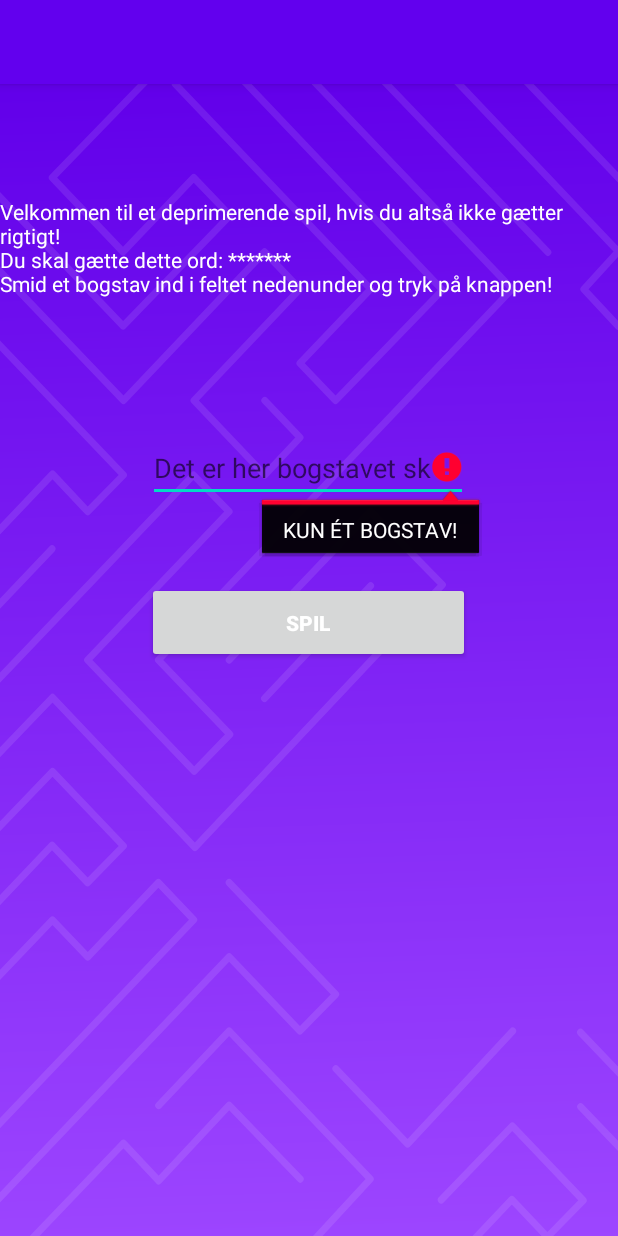
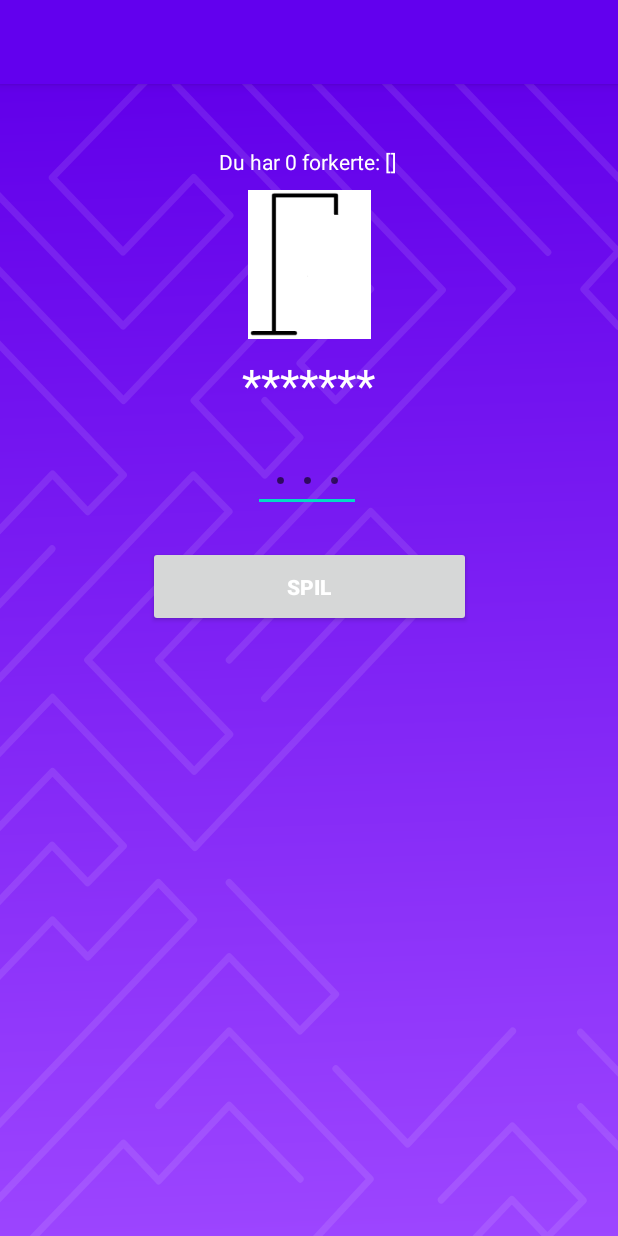
Before and after one commit to MerithzDTU/Galgeleg, an Android app: the Spillet_akt screen opened directly, with no data from a screen before it, after a tap on "SPIL", on a phone screen of 412 x 824 dp. Run offline under Robolectric (Android 15) with nearby library versions, the phone set to English and light mode, and no system bars.

Commit message:
Flere ting tilføjet: Tilføjelser til inputfeltet > Kun bogstaver fra dansk alfabet > Resized og ændret hintfeltet Ændringer til spilinfo: > Ændret spilinfoen på siden, da der stod en tand for meget. (KeepItSimple).
Galge billeder
> tilføjet drawables af galge + "hanging man"
> switch case, der opdaterer billedet efter antal forkerte gæt på bogstaver.

Nye metoder
> initialize() - opsætter forbindelsen mellem java-aktiviteten og xml-layout
> genstart() - genstarter spillet efter spillets afslutning.
> gætBogstav() - inputhandling og errorhandling for gættefeltet.
> skjulTastatur() - skjuler tastaturet når spillet er afsluttet.

(SORRY FOR LANGT COMMIT, JEG VAR WIRED IN ;-) )

```diff
--- a/app/src/main/java/com/example/galgeleg/Spillet_akt.java
+++ b/app/src/main/java/com/example/galgeleg/Spillet_akt.java
@@ -3,86 +3,159 @@ package com.example.galgeleg;
 import androidx.annotation.RequiresApi;
 import androidx.appcompat.app.AppCompatActivity;
 
+import android.content.Context;
 import android.os.Build;
 import android.os.Bundle;
 import android.text.InputFilter;
+import android.view.KeyEvent;
 import android.view.View;
 import android.view.animation.Animation;
 import android.view.animation.AnimationUtils;
+import android.view.inputmethod.EditorInfo;
+import android.view.inputmethod.InputMethodManager;
 import android.widget.Button;
 import android.widget.EditText;
+import android.widget.ImageView;
 import android.widget.TableLayout;
 import android.widget.TextView;
 
-public class Spillet_akt extends AppCompatActivity implements View.OnClickListener {
+public class Spillet_akt extends AppCompatActivity {
     Galgelogik logik = new Galgelogik();
     Animation animation;
     Button sendSvar;
     TextView spilInfo;
+    TextView ordet;
     EditText gaetteFelt;
+    ImageView imageview;
+    Button genstart;
     int maxBogstav = 1;
+
+    private void initialize() {
+        animation = AnimationUtils.loadAnimation(this, R.anim.ryst);
+        spilInfo = findViewById(R.id.spilInfo);
+        imageview = findViewById(R.id.imageView);
+        gaetteFelt = findViewById(R.id.gaetteFelt);
+        sendSvar = findViewById(R.id.sendSvar);
+        ordet = findViewById(R.id.ordet);
+        genstart = findViewById(R.id.genstart);
+
+        genstart.setOnClickListener(new View.OnClickListener() {
+            @Override
+            public void onClick(View v) {
+                genstart();
+            }
+        });
+
+        sendSvar.setOnClickListener(new View.OnClickListener() {
+            @Override
+            public void onClick(View v) {
+                gætBogstav();
+            }
+        });
+
+        gaetteFelt.setOnEditorActionListener(new TextView.OnEditorActionListener() {
+            @Override
+            public boolean onEditorAction(TextView v, int actionId, KeyEvent event) {
+
+                if (actionId == EditorInfo.IME_ACTION_SEND) {
+                    gætBogstav();
+                    return true;
+                }
+                return false;
+            }
+        });
+    }
 
     @RequiresApi(api = Build.VERSION_CODES.JELLY_BEAN_MR1)
     @Override
     protected void onCreate(Bundle savedInstanceState) {
         super.onCreate(savedInstanceState);
-        animation = AnimationUtils.loadAnimation(this, R.anim.ryst);
         setContentView(R.layout.activity_spillet_akt);
-        //Programmatisk layout
-
-        spilInfo = findViewById(R.id.spilInfo);
-        spilInfo.setText("Velkommen til et deprimerende spil, hvis du altså ikke gætter rigtigt!" +
-                "\nDu skal gætte dette ord: " + logik.getSynligtOrd() +
-                "\nSmid et bogstav ind i feltet nedenunder og tryk på knappen!\n");
-
-        String velkomst = getIntent().getStringExtra("velkomst");
-        if (velkomst != null) spilInfo.append(velkomst);
-
-
-        gaetteFelt = findViewById(R.id.gaetteFelt);
-        gaetteFelt.setHint("Det er her bogstavet skal gættes!");
-        gaetteFelt.setFilters(new InputFilter[] {new InputFilter.LengthFilter(maxBogstav)});
-
-        sendSvar = findViewById(R.id.sendSvar);
-        sendSvar.setText("Spil");
-
-        //sendSvar.setCompoundDrawablesRelativeWithIntrinsicBounds(android.R.drawable.ic_media_play,0,0,0);
-
-
-        logik.logStatus(); //rigtige i loggen
+        initialize();
+        genstart();
     }
 
-    @Override
-    public void onClick(View v) {
-        System.out.println("1");
-        String bogstav = gaetteFelt.getText().toString();
-        if(bogstav.length() != 1){
-            gaetteFelt.setError("KUN ÉT BOGSTAV!");
-            return;
-        }
-        System.out.println("2");
+    public void genstart(){
+        logik.nulstil();
+        spilInfo.setText("Gæt ordet gemt med stjerner!" + "\nIndtast et bogstav i feltet og prøv lykken!\n");
+        ordet.setText(logik.getSynligtOrd());
+        gaetteFelt.setFilters(new InputFilter[]{new InputFilter.LengthFilter(maxBogstav)});
+        logik.logStatus(); //rigtige i loggen
+
+        genstart.setVisibility(View.INVISIBLE);
+        sendSvar.setVisibility(View.VISIBLE);
+        gaetteFelt.setVisibility(View.VISIBLE);
+        imageview.setImageResource(R.drawable.galge);
+    }
+
+    public void gætBogstav(){
+        final String bogstav = gaetteFelt.getText().toString();
         logik.gætBogstav(bogstav);
-        System.out.println("3");
         gaetteFelt.setText("");
         gaetteFelt.setError(null);
         animation.reset();
-        if(!logik.getOrdet().contains(bogstav)){
-            sendSvar.clearAnimation();
-            sendSvar.startAnimation(animation);
-        }
-        opdaterSkærm();
-        System.out.println("4");
+
+        opdaterSkærm(bogstav);
     }
-    private void opdaterSkærm(){
-        spilInfo.setText("Gæt ordet: " + logik.getSynligtOrd());
-        spilInfo.append("\n\nDu har " + logik.getAntalForkerteBogstaver() + " forkerte: " + logik.getForkerteBogstaver());
 
-        if(logik.erSpilletVundet()){
-            spilInfo.append("\nDu har vundet!");
-        }
-        if(logik.erSpilletTabt()){
-            spilInfo.append("\nDu har tabt! Ordet var: " + logik.getOrdet());
+    private void skjulTastatur(){
+        if(gaetteFelt != null){
+            InputMethodManager imm = (InputMethodManager)getSystemService(Context.INPUT_METHOD_SERVICE);
+            imm.hideSoftInputFromWindow(gaetteFelt.getWindowToken(),0);
         }
     }
 
+    private void opdaterSkærm(String bogstav) {
+        ordet.setText(logik.getSynligtOrd());
+        spilInfo.setText("\n\nDu har " + logik.getAntalForkerteBogstaver() + " forkerte: " + logik.getForkerteBogstaver());
+
+        if (logik.erSpilletVundet()) {
+            spilInfo.clearComposingText();
+            spilInfo.append("\nDu har vundet med " + logik.getBrugteBogstaver().size() + " forsøg!");
+            gaetteFelt.setVisibility(View.INVISIBLE);
+            skjulTastatur();
+            sendSvar.setVisibility(View.INVISIBLE);
+            genstart.setVisibility(View.VISIBLE);
+
+        }
+        if(logik.erSpilletTabt()) {
+            spilInfo.append("\nDu har tabt! Ordet var: " + logik.getOrdet());
+            gaetteFelt.setVisibility(View.INVISIBLE);
+            gaetteFelt.clearFocus();
+            skjulTastatur();
+            sendSvar.setVisibility(View.INVISIBLE);
+            genstart.setVisibility(View.VISIBLE);
+        }
+
+        if (!logik.getOrdet().contains(bogstav)) {
+            sendSvar.clearAnimation();
+            sendSvar.startAnimation(animation);
+            switch (logik.getAntalForkerteBogstaver()){
+                case 0:
+                    imageview.setImageResource(R.drawable.galge);
+                    break;
+                case 1:
+                    imageview.setImageResource(R.drawable.forkert1);
+                    break;
+                case 2:
+                    imageview.setImageResource(R.drawable.forkert2);
+                    break;
+                case 3:
+                    imageview.setImageResource(R.drawable.forkert3);
+                    break;
+                case 4:
+                    imageview.setImageResource(R.drawable.forkert4);
+                    break;
+                case 5:
+                    imageview.setImageResource(R.drawable.forkert5);
+                    break;
+                case 6:
+                    imageview.setImageResource(R.drawable.forkert6);
+                    break;
+                default:
+                    imageview.setImageResource(R.drawable.forkert6);
+                    break;
+            }
+        }
+    }
 }
--- a/app/src/main/res/layout/activity_spillet_akt.xml
+++ b/app/src/main/res/layout/activity_spillet_akt.xml
@@ -7,13 +7,30 @@
     tools:context=".Spillet_akt"
     android:background="@drawable/ic_main_background">
 
+    <ImageView
+        android:id="@+id/imageView"
+        android:layout_width="106dp"
+        android:layout_height="99dp"
+        app:layout_constraintBottom_toTopOf="@+id/ordet"
+        app:layout_constraintEnd_toEndOf="parent"
+        app:layout_constraintStart_toStartOf="parent"
+        app:layout_constraintTop_toBottomOf="@+id/spilInfo"
+        app:srcCompat="@drawable/galge" />
+
     <EditText
         android:id="@+id/gaetteFelt"
-        android:layout_width="wrap_content"
-        android:layout_height="wrap_content"
+        android:layout_width="72dp"
+        android:layout_height="55dp"
         android:ems="10"
+        android:digits="abcdefghijklmnopqrstuvwxyzæåø"
         android:inputType="textPersonName"
-        android:textColor="#FFFFFF"
+        android:textColor="@color/white"
+        android:textSize="30sp"
+        android:textAlignment="center"
+        android:typeface="monospace"
+        android:singleLine="true"
+        android:imeOptions="actionSend"
+        android:hint="..."
         app:layout_constraintBottom_toBottomOf="parent"
         app:layout_constraintEnd_toEndOf="parent"
         app:layout_constraintHorizontal_bias="0.497"
@@ -22,13 +39,29 @@
         app:layout_constraintVertical_bias="0.323" />
 
     <TextView
+        android:id="@+id/ordet"
+        android:layout_width="wrap_content"
+        android:layout_height="wrap_content"
+        android:text="TextView"
+        android:textSize="30sp"
+        android:textColor="@color/white"
+        android:textAlignment="center"
+        app:layout_constraintBottom_toTopOf="@+id/gaetteFelt"
+        app:layout_constraintEnd_toEndOf="parent"
+        app:layout_constraintHorizontal_bias="0.498"
+        app:layout_constraintStart_toStartOf="parent"
+        app:layout_constraintTop_toBottomOf="@+id/imageView"
+        app:layout_constraintVertical_bias="0.411" />
+
+    <TextView
         android:id="@+id/spilInfo"
         android:layout_width="wrap_content"
         android:layout_height="wrap_content"
         android:text="TextView"
         android:textColor="#FFFFFF"
-        app:layout_constraintBottom_toTopOf="@+id/gaetteFelt"
+        app:layout_constraintBottom_toTopOf="@+id/imageView"
         app:layout_constraintEnd_toEndOf="parent"
+        app:layout_constraintHorizontal_bias="0.498"
         app:layout_constraintStart_toStartOf="parent"
         app:layout_constraintTop_toTopOf="parent" />
 
@@ -36,14 +69,26 @@
         android:id="@+id/sendSvar"
         android:layout_width="215dp"
         android:layout_height="54dp"
-        android:text="Button"
-        android:onClick="onClick"
+        android:text="SPIL"
         android:textColor="#FFFFFF"
         android:textStyle="bold"
         app:layout_constraintBottom_toBottomOf="parent"
         app:layout_constraintEnd_toEndOf="parent"
-        app:layout_constraintHorizontal_bias="0.498"
         app:layout_constraintStart_toStartOf="parent"
         app:layout_constraintTop_toBottomOf="@+id/gaetteFelt"
-        app:layout_constraintVertical_bias="0.122" />
+        app:layout_constraintVertical_bias="0.053" />
+
+    <Button
+        android:id="@+id/genstart"
+        android:layout_width="215dp"
+        android:layout_height="54dp"
+        android:text="Genstart"
+        android:textColor="#FFFFFF"
+        android:textStyle="bold"
+        android:visibility="invisible"
+        app:layout_constraintBottom_toBottomOf="parent"
+        app:layout_constraintEnd_toEndOf="parent"
+        app:layout_constraintStart_toStartOf="parent"
+        app:layout_constraintTop_toBottomOf="@+id/gaetteFelt"
+        app:layout_constraintVertical_bias="0.053" />
 </androidx.constraintlayout.widget.ConstraintLayout>
```
Also changed, not shown: app/src/main/res/drawable/forkert1.png (added), app/src/main/res/drawable/forkert2.png (added), app/src/main/res/drawable/forkert3.png (added), app/src/main/res/drawable/forkert4.png (added), app/src/main/res/drawable/forkert5.png (added), app/src/main/res/drawable/forkert6.png (added), app/src/main/res/drawable/galge.png (added).
